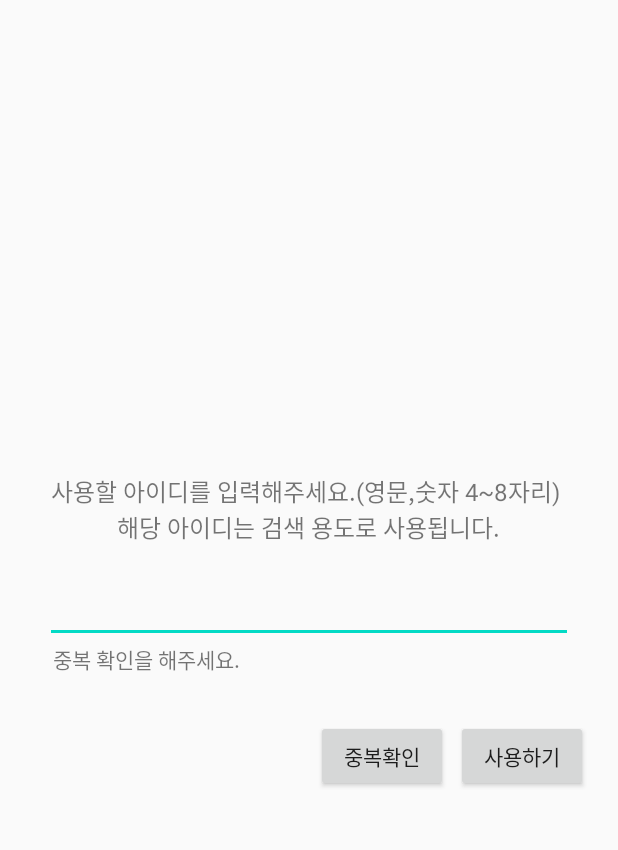
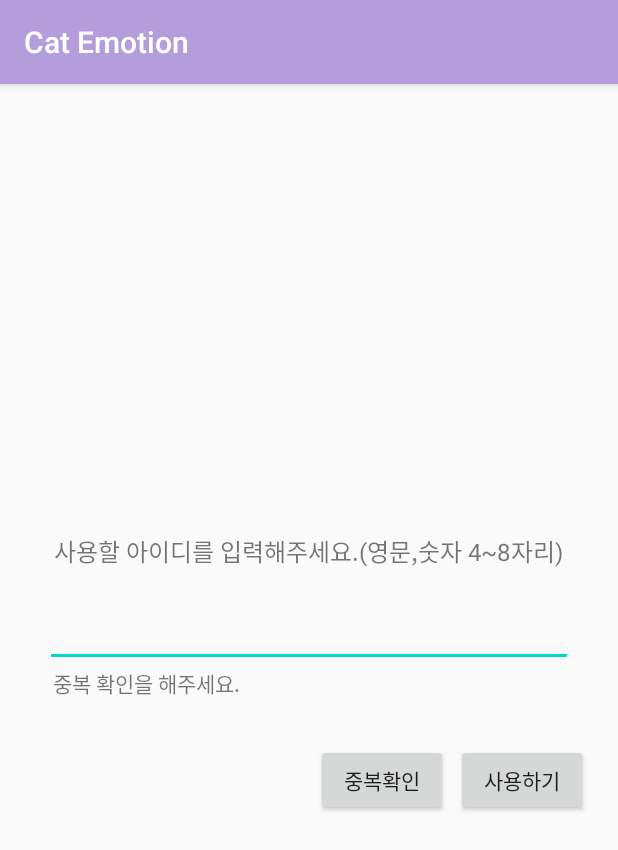
Before and after one commit to hammii/CatEmotion, an Android app: the screen it shows after launch once a user with an empty profile is signed in (UserInfoActivity), on a phone screen of 412 x 824 dp. Shown: the top 850 px of the screen. Run offline under Robolectric (Android 15) with nearby library versions, the phone set to English and light mode, and no system bars; our stand-ins replace Firebase (no records; nobody signed in at launch, a user with empty details on screens opened directly).

Commit message:
색깔 변경

```diff
--- a/app/src/main/java/gachon/hayeong/cat/LoginActivity.java
+++ b/app/src/main/java/gachon/hayeong/cat/LoginActivity.java
@@ -44,6 +44,11 @@ public class LoginActivity extends AppCompatActivity {
         super.onCreate(savedInstanceState);
         setContentView(R.layout.activity_login);
 
+        // 액션바 숨기기
+        if (getSupportActionBar() != null) {
+            getSupportActionBar().hide();
+        }
+
         // 파이어베이스 인증 객체 선언
         firebaseAuth = FirebaseAuth.getInstance();
 
@@ -83,11 +88,11 @@ public class LoginActivity extends AppCompatActivity {
         mListener = new FirebaseAuth.AuthStateListener() {
             @Override
             public void onAuthStateChanged(@NonNull FirebaseAuth firebaseAuth) {
-                if (firebaseAuth.getCurrentUser() != null) {    //이미 로그인 되어있는 상태
+                if (firebaseAuth.getCurrentUser() != null) {    //이미 구글 로그인을 한번 했으면
                     isFirstLogin();
                     Log.d("First?---->", firebaseAuth.getCurrentUser().toString());
                 } else {
-                    Log.d("First?---->", firebaseAuth.getCurrentUser().toString());
+
                 }
             }
         };
--- a/app/src/main/java/gachon/hayeong/cat/data/DTO/UserDTO.java
+++ b/app/src/main/java/gachon/hayeong/cat/data/DTO/UserDTO.java
@@ -1,10 +1,12 @@
 package gachon.hayeong.cat.data.DTO;
 
-public class UserDTO {
+public class UserDTO extends Object {
     private String id;
     private String email;
 
-    public UserDTO(String id, String email){
+    public UserDTO(){ }
+
+    public UserDTO(String id, String email) {
         this.id = id;
         this.email = email;
     }
--- a/app/src/main/res/layout/activity_user_info.xml
+++ b/app/src/main/res/layout/activity_user_info.xml
@@ -16,7 +16,7 @@
             android:layout_height="wrap_content"
             android:layout_margin="20dp"
             android:textSize="16dp"
-            android:text="사용할 아이디를 입력해주세요.(영문,숫자 4~8자리) \n해당 아이디는 검색 용도로 사용됩니다."
+            android:text="사용할 아이디를 입력해주세요.(영문,숫자 4~8자리)"
             android:layout_gravity="center"
             android:gravity="center"
             />
--- a/app/src/main/res/values/colors.xml
+++ b/app/src/main/res/values/colors.xml
@@ -3,4 +3,5 @@
     <color name="colorPrimary">#6200EE</color>
     <color name="colorPrimaryDark">#3700B3</color>
     <color name="colorAccent">#03DAC5</color>
+    <color name="colorPurple">#D1C4E9</color>
 </resources>
--- a/app/src/main/res/values/styles.xml
+++ b/app/src/main/res/values/styles.xml
@@ -1,12 +1,13 @@
-<resources>
+<resources xmlns:tools="http://schemas.android.com/tools">
     <!-- Base application theme. -->
     <style name="AppTheme" parent="Theme.AppCompat.Light.DarkActionBar">
         <!-- Customize your theme here. -->
-        <item name="colorPrimary">@color/colorPrimary</item>
-        <item name="colorPrimaryDark">@color/colorPrimaryDark</item>
+        <item name="colorPrimary">#B39DDB</item>
+        <item name="colorPrimaryDark">#D1C4E9</item>
         <item name="colorAccent">@color/colorAccent</item>
-        <item name="windowActionBar">false</item>
-        <item name="windowNoTitle">true</item>
+<!--        상단바 제거-->
+<!--        <item name="windowActionBar">false</item>-->
+<!--        <item name="windowNoTitle">true</item>-->
     </style>
 
 </resources>
```
Also changed, not shown: app/src/main/res/drawable/ic_baseline_chat_24.xml (added, +10 -0 lines), app/src/main/res/menu/bottom_nav_menu.xml (+7 -6 lines).
